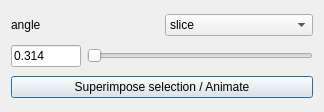
Eomys/SciDataTool, file SciDataTool/GUI/WDataExtractor/WDataExtractor.ui: the form before one commit.
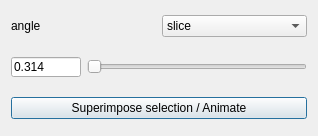
The form after the commit. Custom widgets are drawn as their Qt base class.

Commit message: [NF] : Generating the DataSelection GroupBox according to the axis selected by the user

Diff of the .ui file:
```diff
--- a/SciDataTool/GUI/WDataExtractor/WDataExtractor.ui
+++ b/SciDataTool/GUI/WDataExtractor/WDataExtractor.ui
@@ -6,8 +6,8 @@
    <rect>
     <x>0</x>
     <y>0</y>
-    <width>324</width>
-    <height>112</height>
+    <width>318</width>
+    <height>136</height>
    </rect>
   </property>
   <property name="windowTitle">
@@ -18,6 +18,18 @@
     <layout class="QHBoxLayout" name="horizontalLayout">
      <item>
       <widget class="QLabel" name="in_name">
+       <property name="sizePolicy">
+        <sizepolicy hsizetype="Preferred" vsizetype="Fixed">
+         <horstretch>0</horstretch>
+         <verstretch>0</verstretch>
+        </sizepolicy>
+       </property>
+       <property name="minimumSize">
+        <size>
+         <width>0</width>
+         <height>20</height>
+        </size>
+       </property>
        <property name="text">
         <string>angle</string>
        </property>
@@ -25,6 +37,18 @@
      </item>
      <item>
       <widget class="QComboBox" name="c_type_extraction">
+       <property name="sizePolicy">
+        <sizepolicy hsizetype="Preferred" vsizetype="Fixed">
+         <horstretch>0</horstretch>
+         <verstretch>0</verstretch>
+        </sizepolicy>
+       </property>
+       <property name="minimumSize">
+        <size>
+         <width>0</width>
+         <height>20</height>
+        </size>
+       </property>
        <item>
         <property name="text">
          <string>slice</string>
@@ -59,16 +83,38 @@
      </item>
     </layout>
    </item>
+   <item>
+    <spacer name="verticalSpacer">
+     <property name="orientation">
+      <enum>Qt::Vertical</enum>
+     </property>
+     <property name="sizeType">
+      <enum>QSizePolicy::Fixed</enum>
+     </property>
+     <property name="sizeHint" stdset="0">
+      <size>
+       <width>296</width>
+       <height>10</height>
+      </size>
+     </property>
+    </spacer>
+   </item>
    <item>
     <layout class="QHBoxLayout" name="horizontalLayout_2">
      <item>
       <widget class="FloatEdit" name="lf_value">
        <property name="sizePolicy">
-        <sizepolicy hsizetype="Fixed" vsizetype="Fixed">
+        <sizepolicy hsizetype="Preferred" vsizetype="Fixed">
          <horstretch>70</horstretch>
          <verstretch>0</verstretch>
         </sizepolicy>
        </property>
+       <property name="minimumSize">
+        <size>
+         <width>0</width>
+         <height>20</height>
+        </size>
+       </property>
        <property name="maximumSize">
         <size>
          <width>70</width>
@@ -82,6 +128,18 @@
      </item>
      <item>
       <widget class="QSlider" name="slider">
+       <property name="sizePolicy">
+        <sizepolicy hsizetype="Preferred" vsizetype="Fixed">
+         <horstretch>0</horstretch>
+         <verstretch>0</verstretch>
+        </sizepolicy>
+       </property>
+       <property name="minimumSize">
+        <size>
+         <width>0</width>
+         <height>20</height>
+        </size>
+       </property>
        <property name="orientation">
         <enum>Qt::Horizontal</enum>
        </property>
@@ -89,8 +147,36 @@
      </item>
     </layout>
    </item>
+   <item>
+    <spacer name="verticalSpacer_2">
+     <property name="orientation">
+      <enum>Qt::Vertical</enum>
+     </property>
+     <property name="sizeType">
+      <enum>QSizePolicy::Fixed</enum>
+     </property>
+     <property name="sizeHint" stdset="0">
+      <size>
+       <width>296</width>
+       <height>10</height>
+      </size>
+     </property>
+    </spacer>
+   </item>
    <item>
     <widget class="QPushButton" name="b_action">
+     <property name="sizePolicy">
+      <sizepolicy hsizetype="Preferred" vsizetype="Fixed">
+       <horstretch>0</horstretch>
+       <verstretch>0</verstretch>
+      </sizepolicy>
+     </property>
+     <property name="minimumSize">
+      <size>
+       <width>0</width>
+       <height>20</height>
+      </size>
+     </property>
      <property name="text">
       <string>Superimpose selection / Animate</string>
      </property>
```
The commit also changes 8 other files.
